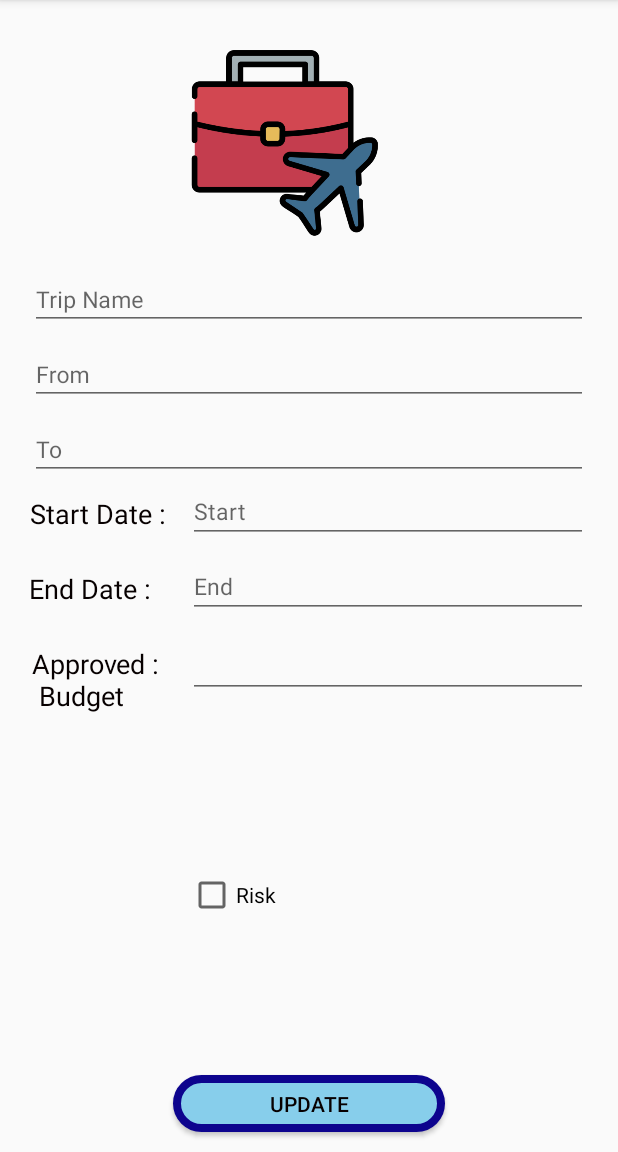
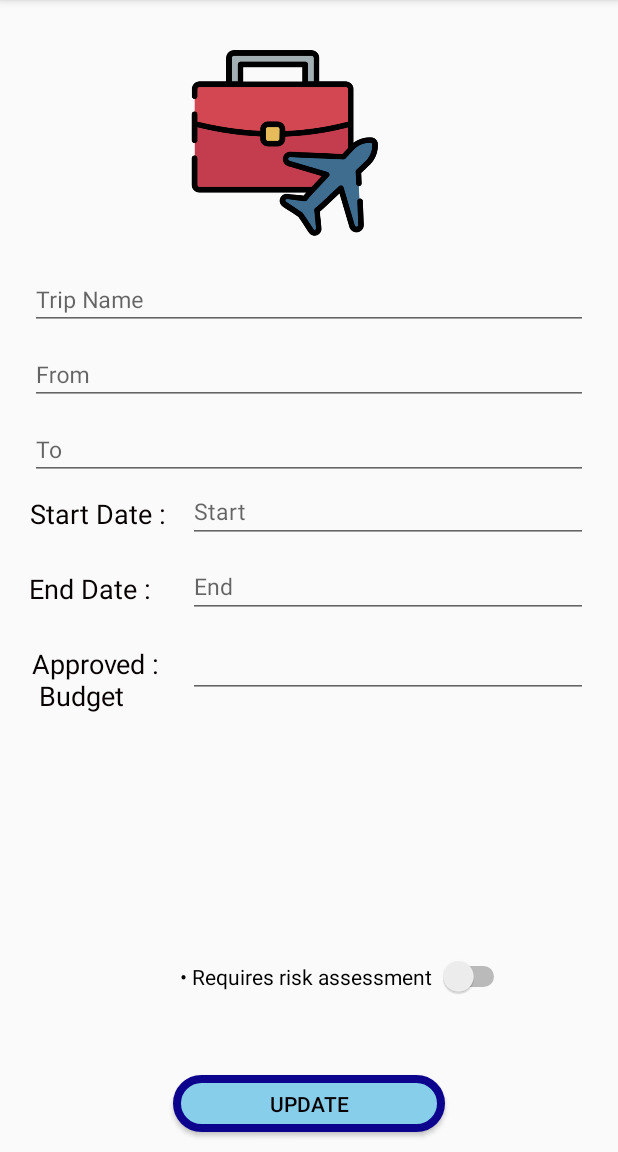
Before and after one commit to zolmkoz/mExpense_v1.0, an Android app: the UpdateTripActivity screen opened directly, with no data from a screen before it, on a phone screen of 412 x 824 dp, the part 84-1236 px from its top. Run offline under Robolectric (Android 15) with nearby library versions, the phone set to English and light mode, and no system bars; libraries missing offline, so code that uses them is left out: com.basgeekball.awesomevalidation; 14 statements that could not run were skipped.

```diff
--- a/app/src/main/java/com/example/tabactivity/MainActivity.java
+++ b/app/src/main/java/com/example/tabactivity/MainActivity.java
@@ -209,9 +209,7 @@ public class MainActivity extends AppCompatActivity  implements LocationListener
                 startActivity(intent);
                 return true;
             case R.id.about:
-                String number = "zolmkoz.official";
-//                String url = "https://api.whatsapp.com/send?phone="+number;
-                String url = "https://www.facebook.com/"+number;
+                String url = "https://zolmkoz.github.io/FAQ-Question/";
                 Intent intent1 = new Intent(Intent.ACTION_VIEW);
                 intent1.setData(Uri.parse(url));
                 startActivity(intent1);
--- a/app/src/main/java/com/example/tabactivity/UpdateTripActivity.java
+++ b/app/src/main/java/com/example/tabactivity/UpdateTripActivity.java
@@ -31,8 +31,6 @@ public class UpdateTripActivity extends AppCompatActivity implements View.OnClic
     String date_new;
     private AwesomeValidation awesomeValidation;
 
-    String[] risk2 = {"No", "Yes"};
-    Spinner sp2;
 
     @Override
     protected void onCreate(Bundle savedInstanceState) {
--- a/app/src/main/res/layout/activity_update_trip.xml
+++ b/app/src/main/res/layout/activity_update_trip.xml
@@ -8,16 +8,6 @@
     android:focusableInTouchMode="true"
     >
 
-
-    <CheckBox
-        android:id="@+id/checkBox2"
-        android:layout_width="wrap_content"
-        android:layout_height="wrap_content"
-        android:layout_above="@+id/button"
-        android:layout_alignParentEnd="true"
-        android:layout_marginEnd="228dp"
-        android:layout_marginBottom="104dp"
-        android:text="Risk" />
 
     <ImageView
         android:id="@+id/imageView"
@@ -207,4 +197,16 @@
         android:ems="10"
         android:inputType="number" />
 
+    <Switch
+        android:id="@+id/switch1"
+        android:layout_width="wrap_content"
+        android:layout_height="wrap_content"
+        android:layout_alignBottom="@+id/button"
+        android:layout_alignParentStart="true"
+        android:layout_alignParentEnd="true"
+        android:layout_marginStart="120dp"
+        android:layout_marginEnd="72dp"
+        android:layout_marginBottom="90dp"
+        android:text="•	Requires risk assessment " />
+
 </RelativeLayout>
--- a/app/src/main/res/menu/main_menu.xml
+++ b/app/src/main/res/menu/main_menu.xml
@@ -33,9 +33,9 @@
 
             <item
                 android:id="@+id/about"
-                android:icon="@drawable/ic_message_black_24dp"
+                android:icon="@drawable/ic_help_outline_black_24dp"
                 android:orderInCategory="100"
-                android:title="Contact Us" />
+                android:title="Help FAQs" />
             <item
                 android:id="@+id/help"
                 android:icon="@drawable/ic_help_outline_black_24dp"
```
Also changed, not shown: app/src/main/java/com/example/tabactivity/SplashActivity.java (+7 -5 lines), app/src/main/java/com/example/tabactivity/TabOne.java (+4 -4 lines), app/src/main/java/com/example/tabactivity/ViewAllTripActivity.java (+4 -4 lines), app/src/main/res/layout/activity_add_trip.xml (+12 -10 lines).
